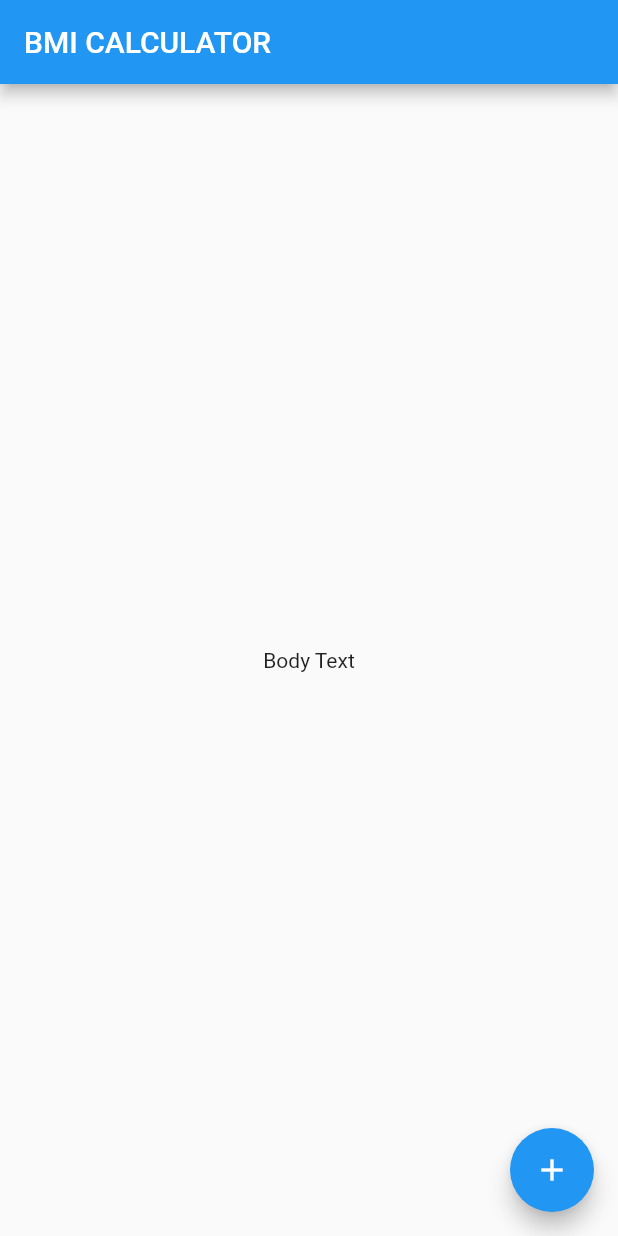
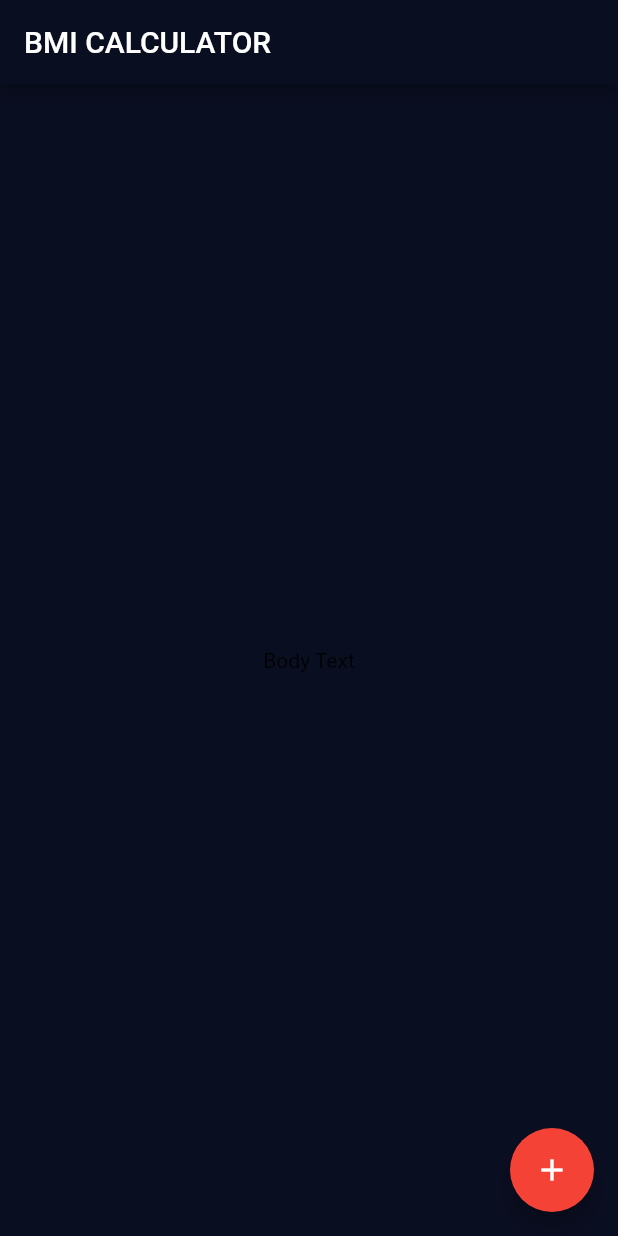
Before and after one commit to timoknapp/flutter-bootcamp, a Flutter app: the screen it shows after launch, on a phone screen of 412 x 824 dp. Run offline on Flutter 3.47's test engine with Material 2 defaults, Android fonts, the phone set to English and light mode, and no system bars; our stand-ins replace audioplayers, rflutter_alert.

Commit message:
[UPDATE] changed Theme for BMI boilerplate

```diff
--- a/chapter_8/bmi-calculator-flutter/lib/main.dart
+++ b/chapter_8/bmi-calculator-flutter/lib/main.dart
@@ -7,6 +7,12 @@ class BMICalculator extends StatelessWidget {
   Widget build(BuildContext context) {
     return MaterialApp(
       home: InputPage(),
+      debugShowCheckedModeBanner: false,
+      theme: ThemeData(
+        primaryColor: Color(0xFF0A0E21),
+        scaffoldBackgroundColor: Color(0xFF0A0E21),
+        accentColor: Colors.red,
+      ),
     );
   }
 }
```
Also changed, not shown: 2 other files.
